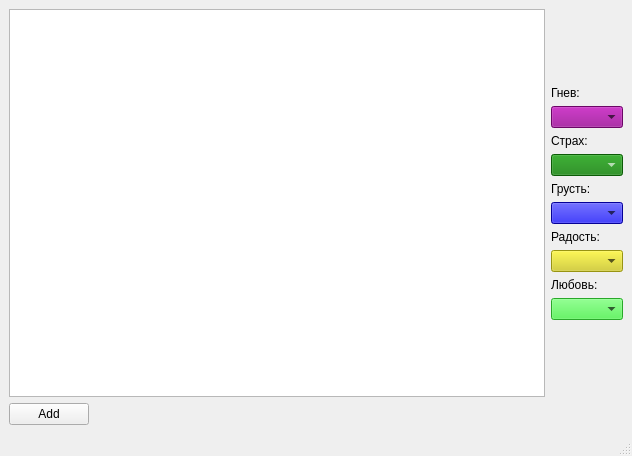
mikewii/PSY, file mainwindow.ui: the form before one commit.
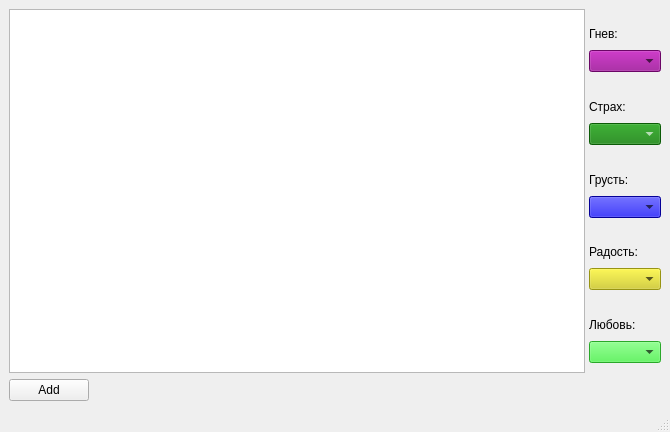
The form after the commit.

```diff
--- a/mainwindow.ui
+++ b/mainwindow.ui
@@ -6,24 +6,81 @@
    <rect>
     <x>0</x>
     <y>0</y>
-    <width>632</width>
-    <height>456</height>
+    <width>670</width>
+    <height>432</height>
    </rect>
   </property>
   <property name="windowTitle">
    <string>MainWindow</string>
   </property>
   <widget class="QWidget" name="centralwidget">
-   <layout class="QVBoxLayout" name="verticalLayout_2">
+   <layout class="QVBoxLayout" name="verticalLayout_7">
     <item>
+     <widget class="QWidget" name="widget_7" native="true">
      <layout class="QHBoxLayout" name="horizontalLayout_2">
+       <property name="spacing">
+        <number>0</number>
+       </property>
+       <property name="leftMargin">
+        <number>0</number>
+       </property>
+       <property name="topMargin">
+        <number>0</number>
+       </property>
+       <property name="rightMargin">
+        <number>0</number>
+       </property>
+       <property name="bottomMargin">
+        <number>0</number>
+       </property>
       <item>
        <widget class="QTextEdit" name="textEditor"/>
       </item>
       <item>
+        <widget class="QWidget" name="widget_6" native="true">
+         <property name="sizePolicy">
+          <sizepolicy hsizetype="Preferred" vsizetype="Preferred">
+           <horstretch>0</horstretch>
+           <verstretch>0</verstretch>
+          </sizepolicy>
+         </property>
        <layout class="QVBoxLayout" name="verticalLayout">
+          <property name="spacing">
+           <number>0</number>
+          </property>
+          <property name="leftMargin">
+           <number>4</number>
+          </property>
+          <property name="topMargin">
+           <number>0</number>
+          </property>
+          <property name="rightMargin">
+           <number>0</number>
+          </property>
+          <property name="bottomMargin">
+           <number>0</number>
+          </property>
         <item>
-         <layout class="QVBoxLayout" name="angerLayout">
+           <widget class="QWidget" name="widget" native="true">
+            <property name="sizePolicy">
+             <sizepolicy hsizetype="Preferred" vsizetype="Preferred">
+              <horstretch>0</horstretch>
+              <verstretch>0</verstretch>
+             </sizepolicy>
+            </property>
+            <layout class="QVBoxLayout" name="verticalLayout_2">
+             <property name="spacing">
+              <number>0</number>
+             </property>
+             <property name="leftMargin">
+              <number>0</number>
+             </property>
+             <property name="rightMargin">
+              <number>0</number>
+             </property>
+             <property name="bottomMargin">
+              <number>0</number>
+             </property>
           <item>
            <widget class="QLabel" name="label">
             <property name="enabled">
@@ -486,8 +543,24 @@
             </property>
            </widget>
           </item>
+            </layout>
+           </widget>
+          </item>
           <item>
-           <layout class="QVBoxLayout" name="fearLayout">
+           <widget class="QWidget" name="widget_2" native="true">
+            <layout class="QVBoxLayout" name="verticalLayout_3">
+             <property name="spacing">
+              <number>0</number>
+             </property>
+             <property name="leftMargin">
+              <number>0</number>
+             </property>
+             <property name="rightMargin">
+              <number>0</number>
+             </property>
+             <property name="bottomMargin">
+              <number>0</number>
+             </property>
             <item>
              <widget class="QLabel" name="label_2">
               <property name="sizePolicy">
@@ -948,9 +1021,23 @@
              </widget>
             </item>
            </layout>
+           </widget>
           </item>
           <item>
-           <layout class="QVBoxLayout" name="sadnessLayout">
+           <widget class="QWidget" name="widget_3" native="true">
+            <layout class="QVBoxLayout" name="verticalLayout_4">
+             <property name="spacing">
+              <number>0</number>
+             </property>
+             <property name="leftMargin">
+              <number>0</number>
+             </property>
+             <property name="rightMargin">
+              <number>0</number>
+             </property>
+             <property name="bottomMargin">
+              <number>0</number>
+             </property>
             <item>
              <widget class="QLabel" name="label_3">
               <property name="sizePolicy">
@@ -1410,8 +1497,24 @@
               </property>
              </widget>
             </item>
+            </layout>
+           </widget>
+          </item>
             <item>
-             <layout class="QVBoxLayout" name="joyLayout">
+           <widget class="QWidget" name="widget_4" native="true">
+            <layout class="QVBoxLayout" name="verticalLayout_5">
+             <property name="spacing">
+              <number>0</number>
+             </property>
+             <property name="leftMargin">
+              <number>0</number>
+             </property>
+             <property name="rightMargin">
+              <number>0</number>
+             </property>
+             <property name="bottomMargin">
+              <number>0</number>
+             </property>
               <item>
                <widget class="QLabel" name="label_5">
                 <property name="sizePolicy">
@@ -1871,8 +1974,24 @@
                 </property>
                </widget>
               </item>
+            </layout>
+           </widget>
+          </item>
               <item>
-               <layout class="QVBoxLayout" name="loveLayout">
+           <widget class="QWidget" name="widget_5" native="true">
+            <layout class="QVBoxLayout" name="verticalLayout_6">
+             <property name="spacing">
+              <number>0</number>
+             </property>
+             <property name="leftMargin">
+              <number>0</number>
+             </property>
+             <property name="rightMargin">
+              <number>0</number>
+             </property>
+             <property name="bottomMargin">
+              <number>0</number>
+             </property>
                 <item>
                  <widget class="QLabel" name="label_4">
                   <property name="sizePolicy">
@@ -2333,16 +2452,13 @@
                  </widget>
                 </item>
                </layout>
-              </item>
-             </layout>
-            </item>
-           </layout>
-          </item>
-         </layout>
-        </item>
-       </layout>
-      </item>
-     </layout>
+           </widget>
+          </item>
+         </layout>
+        </widget>
+       </item>
+      </layout>
+     </widget>
     </item>
     <item>
      <layout class="QHBoxLayout" name="horizontalLayout">
```
Left out of the diff: 2 changed lines with no effect on the pictures. Lines whose indentation alone changed are shown as unchanged.
